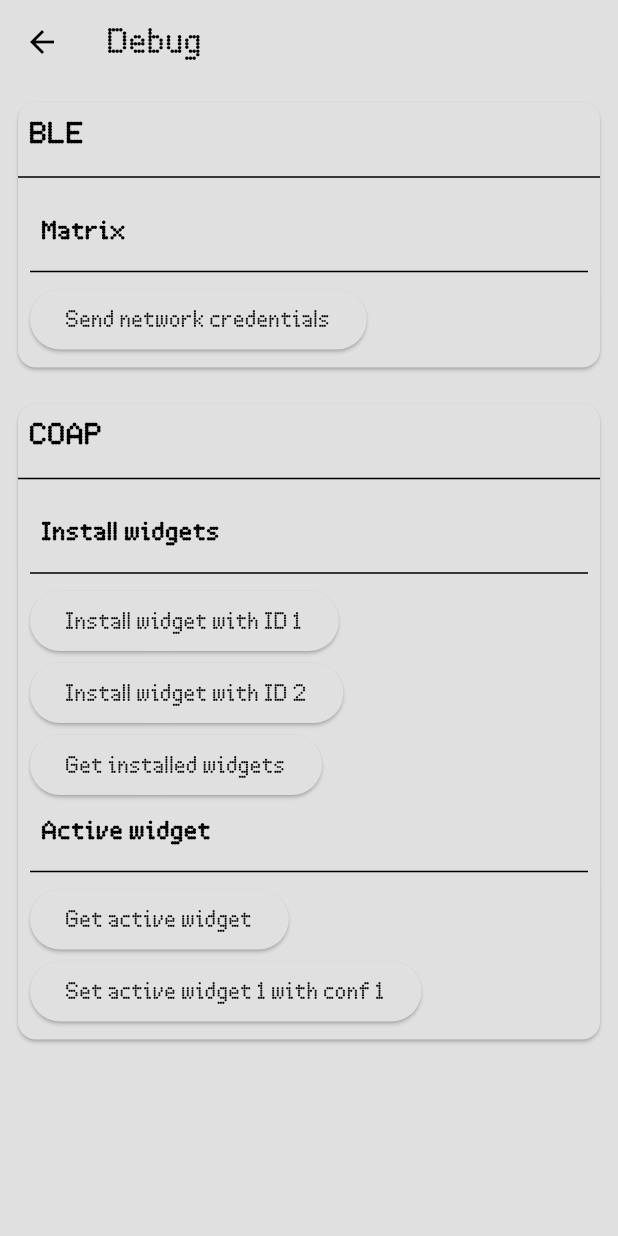
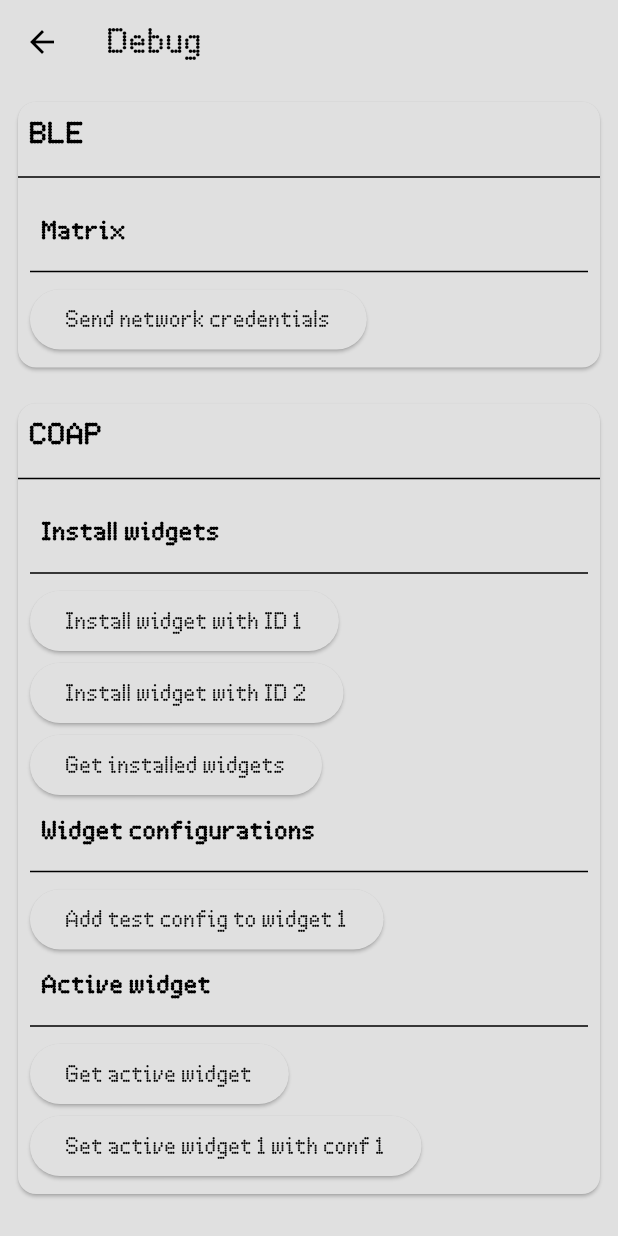
Before and after one commit to mosaico-matrix/mosaico-client, a Flutter app: the DebugPage screen opened by its route, on a phone screen of 412 x 824 dp. Run offline on Flutter 3.47's test engine with Material 3 defaults, Android fonts, the light colour scheme and no system bars; our stand-ins replace flutter_animate, flutter_blue_plus, flutter_slidable, fluttertoast, logger, lottie and 1 more; missing offline and left inert: coap; accounts and stored records are empty.

Commit message:
Started working on config coap service

```diff
--- a/lib/networking/coap/base_service.dart
+++ b/lib/networking/coap/base_service.dart
@@ -12,7 +12,7 @@ class BaseService {
   static final _client = CoapClient(
     Uri(
       scheme: 'coap',
-      host: '192.168.1.25',
+      host: '10.0.2.2',
       port: 5683,
     ),
     config: CoapConfig(),
--- a/lib/pages/debug.dart
+++ b/lib/pages/debug.dart
@@ -87,6 +87,17 @@ class CoapSection extends StatelessWidget {
 
         ]),
 
+        DebugSubSection(title: "Widget configurations", children: [
+          ElevatedButton(
+            onPressed: () async {
+
+            },
+            child: const Text('Add test config to widget 1'),
+          ),
+
+
+        ]),
+
         DebugSubSection(title: "Active widget", children: [
           ElevatedButton(
             onPressed: () async {
```
